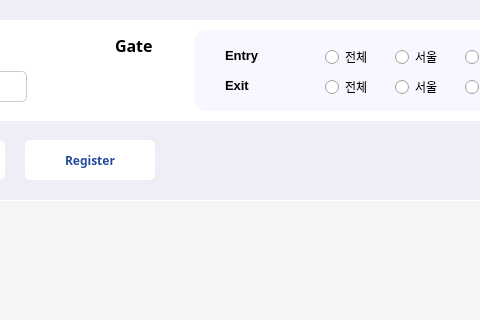
VedaHighPass/veda-qt-highpass-client, file qtclient/highpasswindow.ui: the form before one commit; both pictures show x 305 to 785 and y 90 to 410 of the 1024 by 768 pixel window.
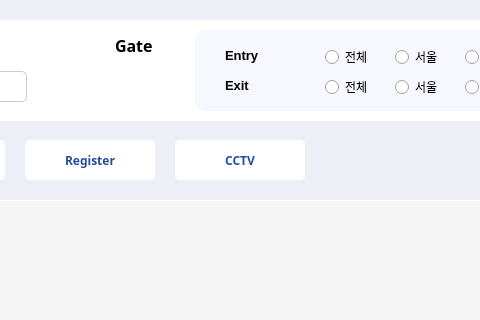
The form after the commit. Icons and pictures are not drawn.

```diff
--- a/qtclient/highpasswindow.ui
+++ b/qtclient/highpasswindow.ui
@@ -924,6 +924,45 @@
      <bool>true</bool>
     </property>
    </widget>
+   <widget class="QPushButton" name="cctv_Button">
+    <property name="geometry">
+     <rect>
+      <x>480</x>
+      <y>230</y>
+      <width>130</width>
+      <height>40</height>
+     </rect>
+    </property>
+    <property name="font">
+     <font>
+      <family>맑은 고딕</family>
+      <weight>75</weight>
+      <bold>true</bold>
+     </font>
+    </property>
+    <property name="styleSheet">
+     <string notr="true">QPushButton {
+	border-radius: 5px;
+	background-color: rgb(255, 255, 255);
+	width : 130px;
+	height: 40px;
+	/*color: rgb(19, 35, 255);*/
+	color : rgb(35, 76, 159);
+}
+QPushButton:pressed {
+	border: 1px solid #333333;
+	background-color: #222222;
+}
+
+QPushButton:hover {
+    background-color: rgb(35, 76, 159); /* 마우스 오버 시 배경색 */
+	color: white;
+}</string>
+    </property>
+    <property name="text">
+     <string>CCTV</string>
+    </property>
+   </widget>
    <zorder>mid_background</zorder>
    <zorder>mid_background_2</zorder>
    <zorder>top_background</zorder>
```
Left out of the diff: 16 changed lines with no effect on the pictures.
